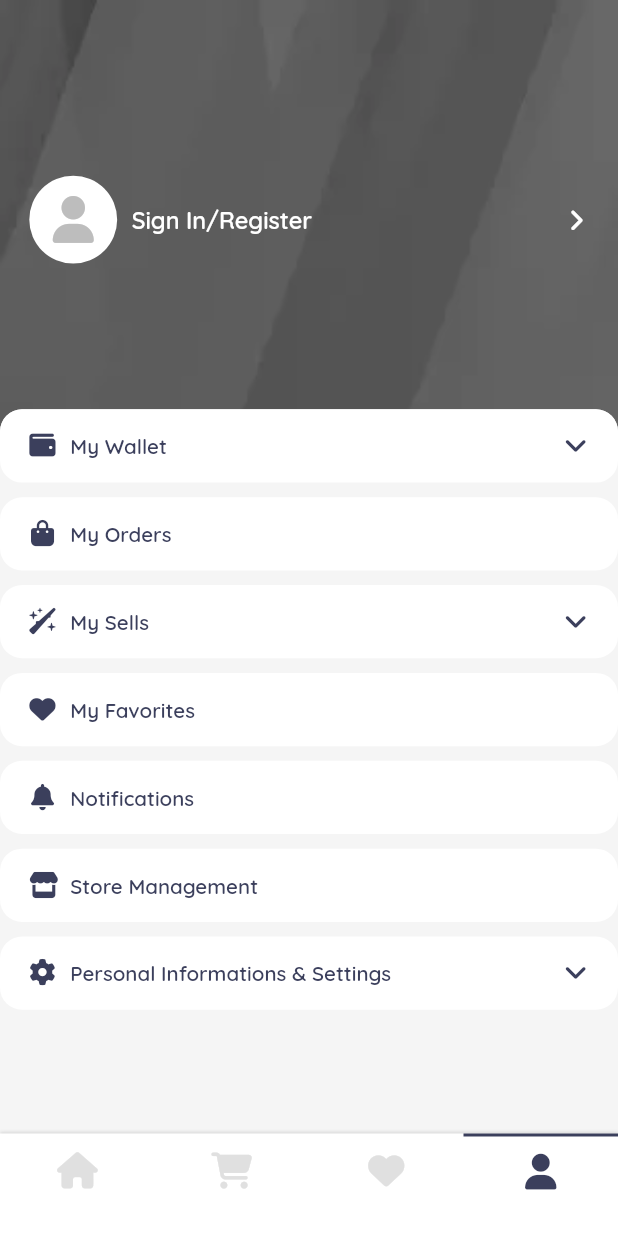
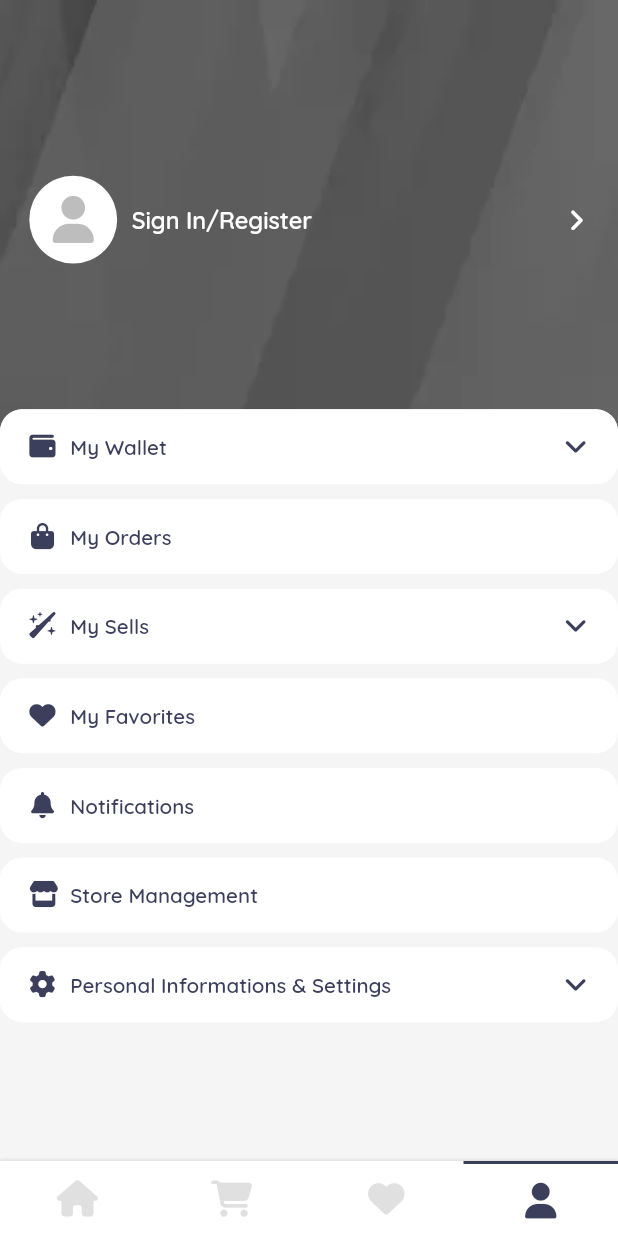
Before and after one commit to Emirhan-Kahya/gamekrub, a Flutter app: the screen it shows after launch, item 4 of the bottom bar chosen, on a phone screen of 412 x 824 dp. Run offline on Flutter 3.47's test engine with Material 2 defaults, Android fonts, the phone set to English and light mode, and no system bars; our stand-ins replace font_awesome_flutter, get; network calls fail.

Commit message:
28.04.2022 18:46 PM

```diff
--- a/lib/main.dart
+++ b/lib/main.dart
@@ -20,6 +20,9 @@
       DeviceOrientation.portraitUp,
       DeviceOrientation.portraitDown,
     ]);
+    SystemChrome.setSystemUIOverlayStyle(
+        SystemUiOverlayStyle(statusBarBrightness: Brightness.light)
+    );
     return GetMaterialApp(
       debugShowCheckedModeBanner: false,
       title: 'Flutter Demo',
--- a/lib/screens/account/account_screen.dart
+++ b/lib/screens/account/account_screen.dart
@@ -14,8 +14,10 @@
   Widget build(BuildContext context) {
     return Scaffold(
       backgroundColor: Colors.grey.shade100,
-      body: SizedBox(
+      body: SingleChildScrollView(
+        child: SizedBox(
           width: double.maxFinite,
+          height: MediaQuery.of(context).size.height,
           child: Stack(
             children: [
               Positioned(
@@ -186,6 +188,7 @@
             ],
           ),
         ),
+      ),
     );
   }
 }
--- a/lib/screens/home/home_screen.dart
+++ b/lib/screens/home/home_screen.dart
@@ -17,7 +17,7 @@
   int _selectedIndex = 0;
 
   final List _pages = [
-    HomeScreenBody(),
+    SafeArea(child: HomeScreenBody()),
     Center(child: Text("Category")),
     Center(child: Text("Marketplace")),
     AccountScreen(),
@@ -33,10 +33,10 @@
   }
 
   Widget _buildBottomBar() {
-    return SizedBox(
+    return Container(
       width: double.maxFinite,
+      height: 50,
       child: Container(
-        padding: EdgeInsets.only(bottom: Dimension.height20),
         decoration: BoxDecoration(
           color: Colors.white,
           boxShadow: [
--- a/lib/screens/search_screen/search_screen.dart
+++ b/lib/screens/search_screen/search_screen.dart
@@ -34,7 +34,7 @@
             SizedBox(width: Dimension.width10),
             Expanded(
               child: Container(
-                height: Dimension.height40,
+                height: Dimension.height50,
                 padding: EdgeInsets.symmetric(horizontal: Dimension.width20),
                 decoration: BoxDecoration(
                     borderRadius: BorderRadius.circular(Dimension.radius30),
--- a/lib/widgets/account_widgets/account_widget.dart
+++ b/lib/widgets/account_widgets/account_widget.dart
@@ -16,7 +16,7 @@
     return GestureDetector(
       onTap: press,
       child: Container(
-        height: Dimension.height50,
+        height: 50,
         padding: EdgeInsets.symmetric(horizontal: Dimension.width20),
         decoration: BoxDecoration(
             color: Colors.white,
--- a/lib/widgets/bottomNavBar/customBottomBarItems.dart
+++ b/lib/widgets/bottomNavBar/customBottomBarItems.dart
@@ -19,7 +19,7 @@
       onTap: press,
       child: Container(
         width: MediaQuery.of(context).size.width / 4,
-        height: Dimension.height50,
+        height: 50,
         decoration: isSelected ? BoxDecoration(
             border: Border(
               top: BorderSide(width: 2, color: AppColors.iconColor)
```
Also changed, not shown: lib/screens/home/home_screen_body.dart (+11 -12 lines). Lines whose indentation alone changed are shown as unchanged.
